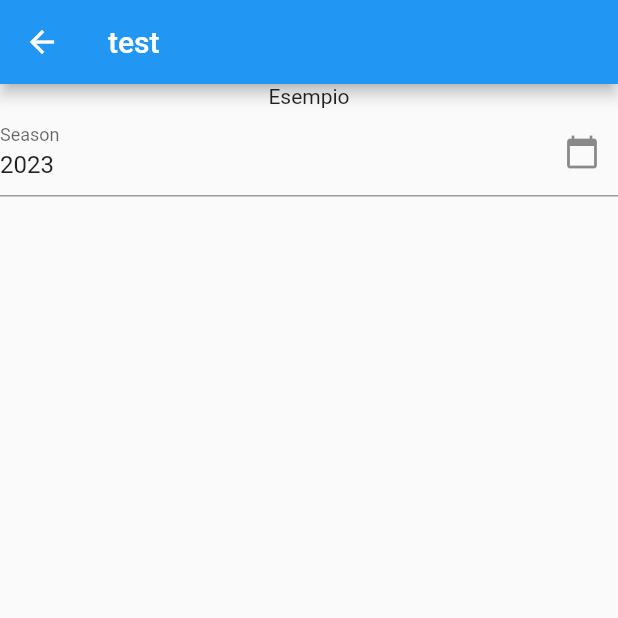
After one commit to FilibertoNencioni/F1-calendar, a Flutter app: the screen it shows after launch, after a tap on "Test API", on a phone screen of 412 x 824 dp, the top half of it. The commit adds this screen. Run offline on Flutter 3.47's test engine with Material 2 defaults, Android fonts, the phone set to English and light mode, and no system bars; our stand-ins replace timezone; missing offline and left inert: device_calendar; network calls fail.

Commit message:
Refactoring chiamate e model + inizio nuovo layout

```diff
--- a/analysis_options.yaml
+++ b/analysis_options.yaml
@@ -22,6 +22,7 @@ linter:
   # `// ignore_for_file: name_of_lint` syntax on the line or in the file
   # producing the lint.
   rules:
+    prefer_const_literals_to_create_immutables: false
     # avoid_print: false  # Uncomment to disable the `avoid_print` rule
     # prefer_single_quotes: true  # Uncomment to enable the `prefer_single_quotes` rule
 
--- /dev/null
+++ b/lib/core/components/my_year_picker.dart
@@ -0,0 +1,68 @@
+import 'package:flutter/material.dart';
+
+class MyYearPicker extends StatefulWidget {
+  final String label;
+  final DateTime startDate;
+  final DateTime endDate;
+  final DateTime selectedDate;
+  final void Function(DateTime) onChanged;
+
+  const MyYearPicker({
+    Key? key,
+    required this.label,
+    required this.startDate,
+    required this.endDate,
+    required this.selectedDate,
+    required this.onChanged,
+  }) : super(key: key);
+
+  @override
+  MyYearPickerState createState() => MyYearPickerState();
+}
+
+class MyYearPickerState extends State<MyYearPicker>{
+  TextEditingController controller = TextEditingController();
+
+  @override
+  void initState() {
+    controller.text = widget.selectedDate.year.toString();
+    super.initState();
+  }
+
+  @override
+  Widget build(BuildContext context) {
+    return TextFormField(
+      controller: controller,
+      decoration: InputDecoration(
+        suffixIcon:const Icon(Icons.calendar_today) ,
+        labelText: widget.label
+      ),
+      readOnly: true,
+      onTap: () async {
+        showDialog(
+          context: context,
+          builder: (BuildContext context) {
+            return AlertDialog(
+              title: const Text("Seleziona una stagione"),
+              content: SizedBox(
+                width: 300,
+                height: 300,
+                child: YearPicker(
+                  firstDate: widget.startDate,
+                  lastDate: widget.endDate,
+
+                  selectedDate: widget.selectedDate,
+                  onChanged: (d) {
+                    widget.onChanged(d);
+                    controller.text = d.year.toString();
+                    Navigator.of(context).pop();
+                  }
+                ),
+              ),
+            );
+          },
+        );
+      },
+    );
+  }
+}
--- /dev/null
+++ b/lib/core/services/ergast.service.dart
@@ -0,0 +1,29 @@
+import 'package:f1_calendar/models/season.dart';
+import 'package:http/http.dart' as http;
+import 'dart:convert';
+import '../../models/calendar.dart';
+
+String baseUrl = 'http://ergast.com/api/f1';
+
+Future<SeasonData> getSeasons() async {
+  var jsonResponse = await http.get(
+    Uri.parse('$baseUrl/seasons.json?limit=2000'),
+  );
+  if (jsonResponse.statusCode == 200) {
+    final jsonItems = json.decode(jsonResponse.body);
+    SeasonData seasons = SeasonData.fromJson(jsonItems);
+    return seasons;
+  } else {
+    throw Exception('Failed to load data from internet');
+  }
+}
+
+  Future<CalendarData> getRaces() async {
+    final response =  await http.get(Uri.parse('$baseUrl/2022.json'));
+
+    if (response.statusCode == 200) {
+      return CalendarData.fromJson(jsonDecode(response.body));
+    } else {
+      throw Exception('Failed to load album');
+    }
+  }
--- a/lib/pages/first_page.dart
+++ b/lib/pages/first_page.dart
@@ -76,7 +76,7 @@ class _FirstPageState extends State<FirstPage> {
           items: _writableCalendars.map((Calendar value) {
             return DropdownMenuItem<Calendar>(
               value: value,
-              child: Text(value.name! + " - " + value.accountType!),
+              child: Text("${value.name!} - ${value.accountType!}"),
             );
           }).toList(),
           onChanged: (value) {
--- /dev/null
+++ b/lib/pages/home.dart
@@ -0,0 +1,39 @@
+import 'package:f1_calendar/manage_calendar.dart';
+import 'package:f1_calendar/pages/first_page.dart';
+import 'package:f1_calendar/pages/new_page.dart';
+import 'package:flutter/material.dart';
+
+class Home extends StatelessWidget {
+  const Home({Key? key}) : super(key: key);
+
+  @override
+  Widget build(BuildContext context) {
+    return Scaffold(
+      appBar: AppBar(
+        title: const Text("F1 Calendar"),
+      ),
+      body: SizedBox(
+        width: double.infinity,
+        child: Column(
+          mainAxisAlignment: MainAxisAlignment.center,
+          crossAxisAlignment: CrossAxisAlignment.center,
+          children: [
+            ElevatedButton(
+              child: const Text("Test UI"),
+              onPressed: () => Navigator.push(context, MaterialPageRoute(builder: (context) => const FirstPage())),
+            ),
+            ElevatedButton(
+              child: const Text("TimeZone"),
+              onPressed: () => Navigator.push(context, MaterialPageRoute(builder: (context) => const CalendarsPage()))
+            ),
+            ElevatedButton(
+              child: const Text('Test API'),
+              onPressed: ()=> Navigator.push(context, MaterialPageRoute(builder: (context) => const NewPage()))
+            )
+          ],
+        )
+
+      ),
+    );
+  }
+}
--- /dev/null
+++ b/lib/pages/new_page.dart
@@ -0,0 +1,52 @@
+import 'package:f1_calendar/core/components/my_year_picker.dart';
+import 'package:f1_calendar/core/services/ergast.service.dart';
+import 'package:flutter/material.dart';
+
+class NewPage extends StatefulWidget{
+  const NewPage({Key? key}) : super(key: key);
+
+  @override
+  NewPageState createState() =>NewPageState();
+}
+
+class NewPageState extends State{
+  List<String> seasons = [];
+  DateTime selectedDate = DateTime.now();
+
+  @override
+  void initState() {
+    getSeasons().then((value) {
+      setState(() {
+        seasons = value.mRData.seasonTable!.seasons;
+      });
+    });
+
+    super.initState();
+  }
+
+  @override
+  Widget build(BuildContext context) {
+    return Scaffold(
+      appBar: AppBar(title: Text('test')),
+      body: Column(
+        children: [
+          const Text("Esempio"),
+          MyYearPicker(
+            label: 'Season',
+            startDate: (seasons.isNotEmpty)? DateTime(int.parse(seasons.first)) : DateTime.now(),
+            endDate: (seasons.isNotEmpty)? DateTime(int.parse(seasons.last)) : DateTime.now(),
+            selectedDate: selectedDate,
+            onChanged: (d) => handleYearPickerChange(d),
+          )
+        ]
+      ),
+    );
+  }
+
+  handleYearPickerChange(DateTime d){
+    setState(() {
+      selectedDate = d;
+    });
+  }
+
+}
```
Also changed, not shown: lib/main.dart (+2 -53 lines), lib/manage_calendar.dart (+20 -33 lines), lib/models/calendar.dart (+74 -227 lines), lib/models/circuit.dart (added, +19 -0 lines), lib/models/location.dart (added, +18 -0 lines), lib/models/mrdata.dart (added, +42 -0 lines), lib/models/season.dart (added, +26 -0 lines).
